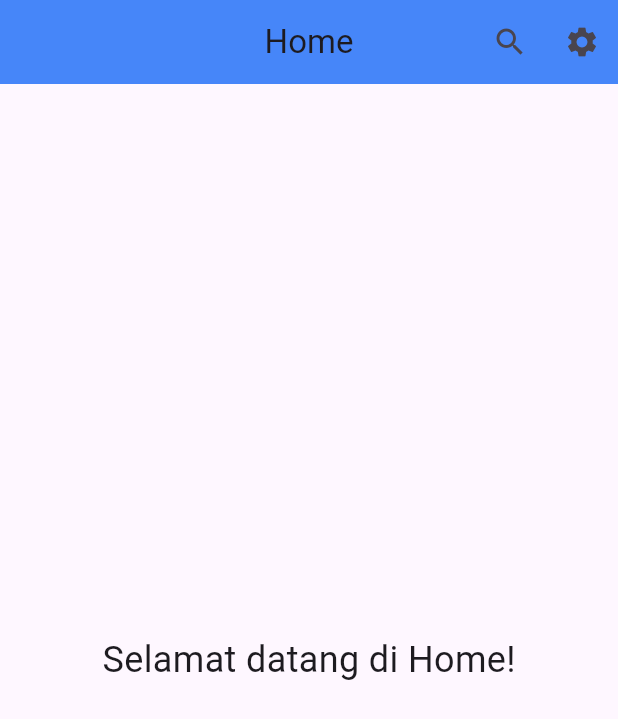
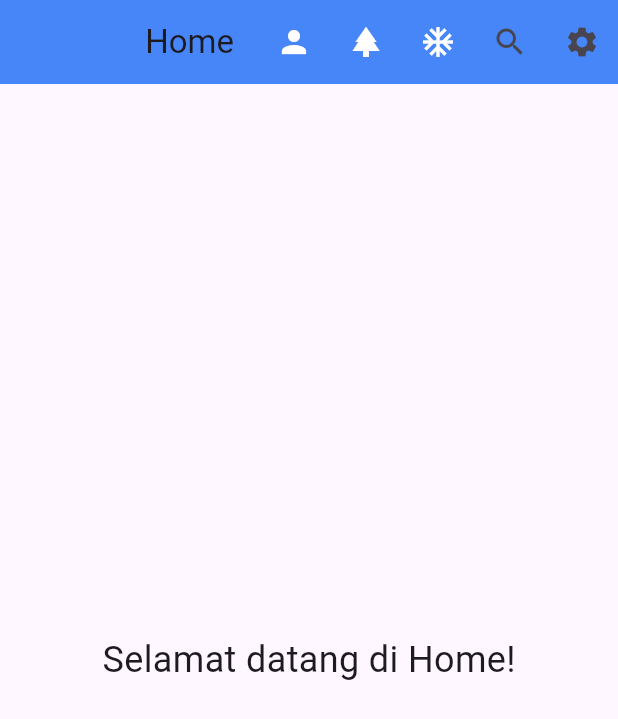
Before and after one commit to DavidDSaputra/week5_flutter, a Flutter app: the screen it shows after launch, on a phone screen of 412 x 824 dp. Shown: the top 719 px of the screen. Run offline on Flutter 3.47's test engine with Material 3 defaults, Android fonts, the phone set to English and light mode, and no system bars.

Commit message:
Menambahkan icon person di appbar

```diff
--- a/lib/main.dart
+++ b/lib/main.dart
@@ -58,6 +58,36 @@ class HomePage extends StatelessWidget {
 				backgroundColor: Colors.blueAccent,
 				actions: [
 					IconButton(
+						icon: const Icon(Icons.person),
+						color: Colors.white,
+						tooltip: 'Profile',
+						onPressed: () {
+							ScaffoldMessenger.of(context).showSnackBar(
+								const SnackBar(content: Text('Profile tapped')),
+							);
+						},
+					),
+					IconButton(
+						icon: const Icon(Icons.park),
+						color: Colors.white,
+						tooltip: 'Tree',
+						onPressed: () {
+							ScaffoldMessenger.of(context).showSnackBar(
+								const SnackBar(content: Text('Tree tapped')),
+							);
+						},
+					),
+					IconButton(
+						icon: const Icon(Icons.ac_unit),
+						color: Colors.white,
+						tooltip: 'AC Unit',
+						onPressed: () {
+							ScaffoldMessenger.of(context).showSnackBar(
+								const SnackBar(content: Text('AC Unit tapped')),
+							);
+						},
+					),
+					IconButton(
 						icon: const Icon(Icons.search),
 						tooltip: 'Search',
 						onPressed: () {
```
